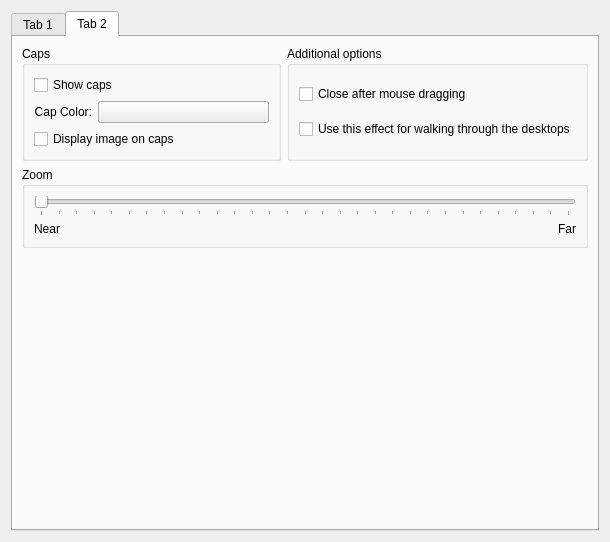
This is effects/cylinder_config.ui in KDE/kwin as Qt 5 draws it before an edit. The edited form follows.
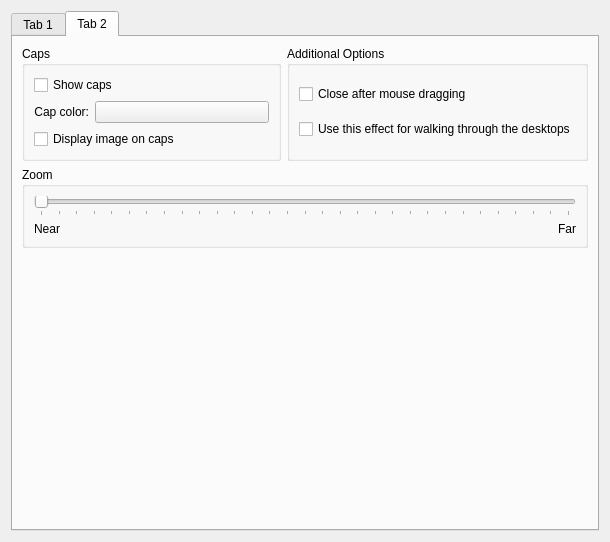
This is the edited form. The open tabs and pages were chosen to show the change. Custom widgets are drawn as their Qt base class.

Patch:
```diff
--- a/effects/cylinder_config.ui
+++ b/effects/cylinder_config.ui
@@ -280,7 +280,7 @@
           <item row="1" column="0" >
            <widget class="QLabel" name="capColorLabel" >
             <property name="text" >
-             <string>Cap Color:</string>
+             <string>Cap color:</string>
             </property>
             <property name="alignment" >
              <set>Qt::AlignRight|Qt::AlignTrailing|Qt::AlignVCenter</set>
@@ -377,7 +377,7 @@
        <item row="0" column="1" >
         <widget class="QGroupBox" name="groupBox_9" >
          <property name="title" >
-          <string>Additional options</string>
+          <string>Additional Options</string>
          </property>
          <layout class="QVBoxLayout" name="verticalLayout" >
           <item>
```
Left out of the diff: 2 changed lines with no effect on the pictures.
